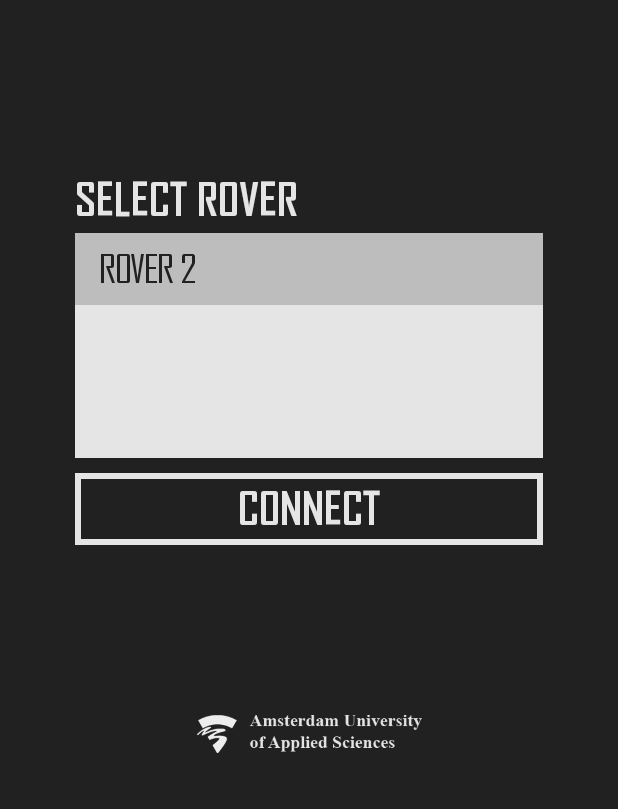
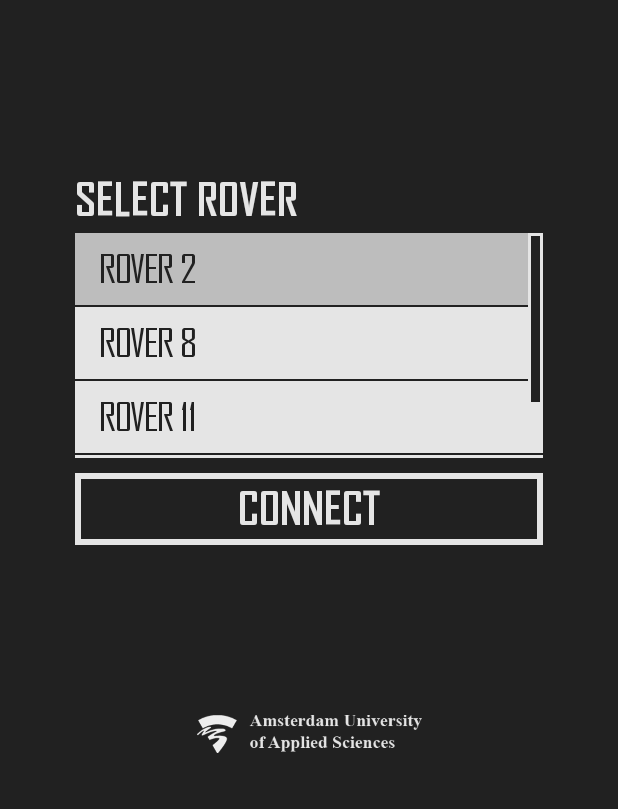
Before and after one commit to myucesan/project-rescue-on-wheels, an Android app: the screen it shows after launch (SplashActivity before the commit, ConnectActivity after it), after a tap on "ROVER 2", on a phone screen of 412 x 824 dp, the part 427-1236 px from its top. Run offline under Robolectric (Android 15) with nearby library versions, the phone set to English and light mode, and no system bars; libraries missing offline, so code that uses them is left out: com.erz.joysticklibrary.

Commit message:
Changed SplashActivity to ConnectActivity, camera fullscreen added, rover name also initialized into frontend, modified rover label

```diff
--- a/Code/RowApp2/app/src/main/AndroidManifest.xml
+++ b/Code/RowApp2/app/src/main/AndroidManifest.xml
@@ -13,7 +13,7 @@
         android:hardwareAccelerated="false"
         android:largeHeap="true"
         tools:node="replace">
-        <activity android:name=".SplashActivity" android:screenOrientation="portrait">
+        <activity android:name=".ConnectActivity" android:screenOrientation="portrait">
             <intent-filter>
                 <action android:name="android.intent.action.MAIN" />
                 <category android:name="android.intent.category.LAUNCHER" />
--- a/Code/RowApp2/app/src/main/java/com/metabotsrow/rowapp/SplashActivity.java
+++ b/Code/RowApp2/app/src/main/java/com/metabotsrow/rowapp/ConnectActivity.java
@@ -30,7 +30,7 @@ import java.util.List;
 /**
  * Created by Yoshio on 04/10/2018.
  */
-public class SplashActivity extends AppCompatActivity implements View.OnClickListener {
+public class ConnectActivity extends AppCompatActivity implements View.OnClickListener {
     private Object selectedItem;
 
     @Override
@@ -39,10 +39,13 @@ public class SplashActivity extends AppCompatActivity implements View.OnClickLis
         setContentView(R.layout.activity_connect_rover);
 
         // Get reference of widgets from XML layout
-        final ListView lv = (ListView) findViewById(R.id.connectionListView);
+        final ListView connectionListView = (ListView) findViewById(R.id.connectionListView);
 
         // Initializing rovers
-        RoverList.getRoverList().addRover(new Rover("ROVER 2", "192.168.192.52", 8762));;
+        RoverList.getRoverList().addRover(new Rover("ROVER 2", "10.3.141.1", 8802));
+        RoverList.getRoverList().addRover(new Rover("ROVER 8", "10.3.141.1", 8808));
+        RoverList.getRoverList().addRover(new Rover("ROVER 11", "10.3.141.1", 8811));
+        RoverList.getRoverList().addRover(new Rover("ROVER 21", "10.3.141.1", 8821));;
 
         // Create an ArrayAdapter from List
         ArrayAdapter<String> arrayAdapter = new ArrayAdapter<String>
@@ -70,13 +73,13 @@ public class SplashActivity extends AppCompatActivity implements View.OnClickLis
         };
 
         // DataBind ListView with items from ArrayAdapter
-        lv.setAdapter(arrayAdapter);
+        connectionListView.setAdapter(arrayAdapter);
 
         // Set listener for clicks on items
-        lv.setOnItemClickListener(new AdapterView.OnItemClickListener() {
+        connectionListView.setOnItemClickListener(new AdapterView.OnItemClickListener() {
             @Override
             public void onItemClick(AdapterView<?> adapterView, View view, int i, long l) {
-                selectedItem = lv.getItemAtPosition(i);
+                selectedItem = connectionListView.getItemAtPosition(i);
                 String s = selectedItem.toString();
                 Log.d("DEBUG_TAG", s);
             }
```
Also changed, not shown: Code/RowApp2/app/src/main/java/com/metabotsrow/rowapp/RobotBesturen.java (+17 -0 lines), Code/RowApp2/app/src/main/res/layout-land/activity_robot_besturen.xml (+2 -15 lines), 1 other file.
